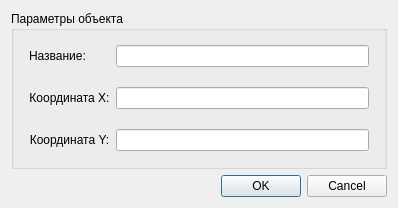
First picture: the form in dialog_window/point_edit_dialog.ui, repository MihailZimin/route-planning, before the edit.
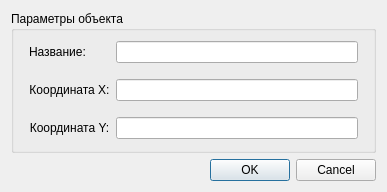
Second picture: the form after the edit. Icons and pictures are not drawn.

Commit message: resize windows

What changed in the file:
```diff
--- a/dialog_window/point_edit_dialog.ui
+++ b/dialog_window/point_edit_dialog.ui
@@ -6,8 +6,8 @@
    <rect>
     <x>0</x>
     <y>0</y>
-    <width>398</width>
-    <height>208</height>
+    <width>387</width>
+    <height>192</height>
    </rect>
   </property>
   <property name="windowTitle">
```
The commit also changes 3 other files.
